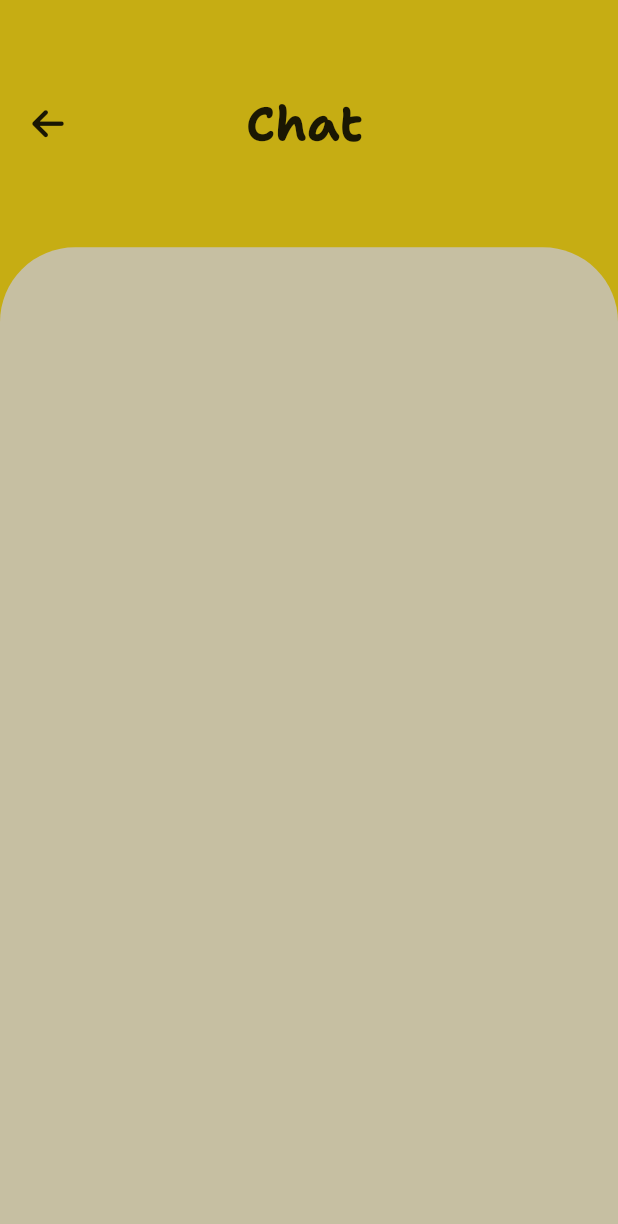
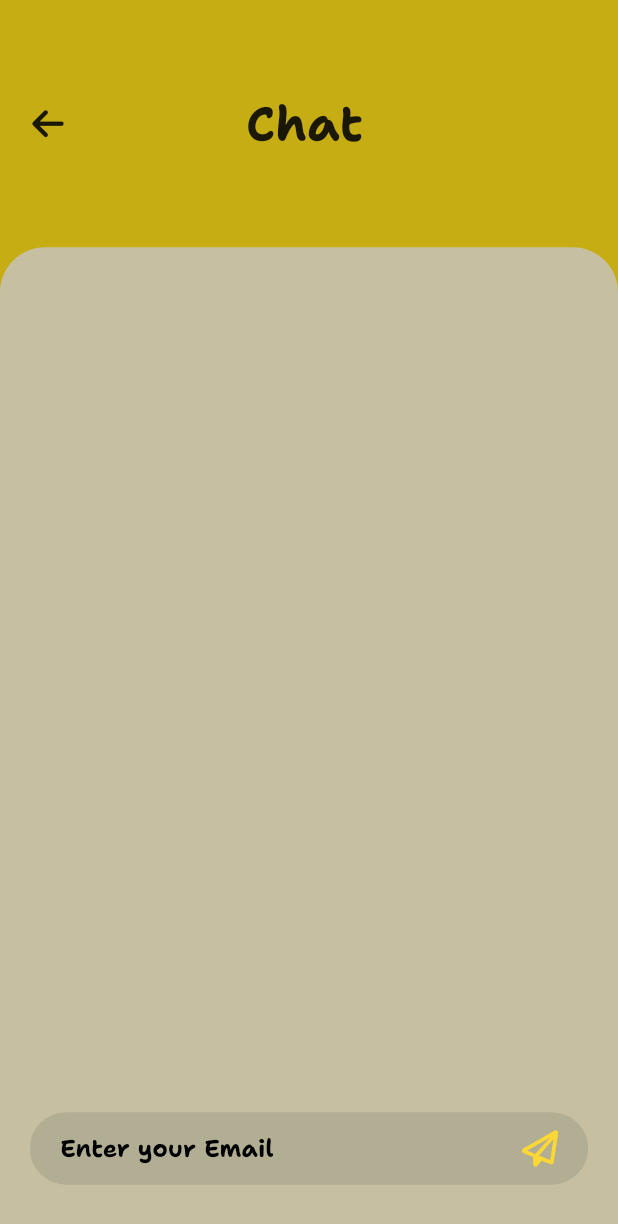
Before and after one commit to 1amSumit/chatx-flutter, a Flutter app: the ChatScreen screen opened directly, on a phone screen of 412 x 824 dp. Shown: the top 1224 px of the screen. Run offline on Flutter 3.47's test engine with Material 2 defaults, Android fonts, the phone set to English and light mode, and no system bars; our stand-ins replace font_awesome_flutter.

Commit message:
chat screen done

```diff
--- a/lib/screens/ChatScreen.dart
+++ b/lib/screens/ChatScreen.dart
@@ -13,7 +13,8 @@ class _ChatScreenState extends State<ChatScreen> {
   Widget build(BuildContext context) {
     return Scaffold(
       backgroundColor: Color(0xFFC6AD13),
-      body: Column(
+      body: SafeArea(
+        child: Column(
           crossAxisAlignment: CrossAxisAlignment.stretch,
           children: [
             Expanded(
@@ -46,15 +47,68 @@ class _ChatScreenState extends State<ChatScreen> {
                 decoration: BoxDecoration(
                   color: Color(0xFFC6BFA2),
                   borderRadius: BorderRadius.only(
-                    topLeft: Radius.circular(50.0),
-                    topRight: Radius.circular(50.0)),
+                      topLeft: Radius.circular(30.0),
+                      topRight: Radius.circular(30.0)),
                 ),
                 child: Column(
-                children: [],
+                  children: [
+                    Expanded(
+                      flex: 7,
+                      child: Container(
+                        child: Column(),
+                      ),
+                    ),
+                    Expanded(
+                      child: Padding(
+                        padding: EdgeInsets.only(left: 20.0, right: 20.0),
+                        child: TextField(
+                          onChanged: (value) {},
+                          decoration: InputDecoration(
+                            suffixIcon: Padding(
+                              padding: EdgeInsets.symmetric(
+                                  vertical: 10.0, horizontal: 20.0),
+                              child: Icon(
+                                FontAwesomeIcons.paperPlane,
+                                color: Colors.yellow[600],
+                              ),
+                            ),
+                            filled: true,
+                            fillColor: Color(0xFFB2AE94),
+                            hintText: "Enter your Email",
+                            hintStyle: TextStyle(
+                              color: Colors.black,
+                              fontFamily: 'Source Sans 3',
+                              fontWeight: FontWeight.bold,
+                            ),
+                            contentPadding: EdgeInsets.symmetric(
+                                vertical: 10.0, horizontal: 20.0),
+                            border: OutlineInputBorder(
+                              borderRadius: BorderRadius.all(
+                                Radius.circular(32.0),
+                              ),
+                            ),
+                            enabledBorder: OutlineInputBorder(
+                              borderSide: BorderSide(
+                                  color: Color(0xFFB2AE94), width: 1.0),
+                              borderRadius:
+                                  BorderRadius.all(Radius.circular(32.0)),
+                            ),
+                            focusedBorder: OutlineInputBorder(
+                              borderSide: BorderSide(
+                                  color: Color(0xFFB2AE94), width: 2.0),
+                              borderRadius:
+                                  BorderRadius.all(Radius.circular(32.0)),
+                            ),
+                          ),
                         ),
                       ),
                     )
                   ],
+                ),
+              ),
+            )
+          ],
+        ),
       ),
     );
   }
```
Also changed, not shown: images/icon-1.png (added), images/icon-2.png (added). Lines whose indentation alone changed are shown as unchanged.
